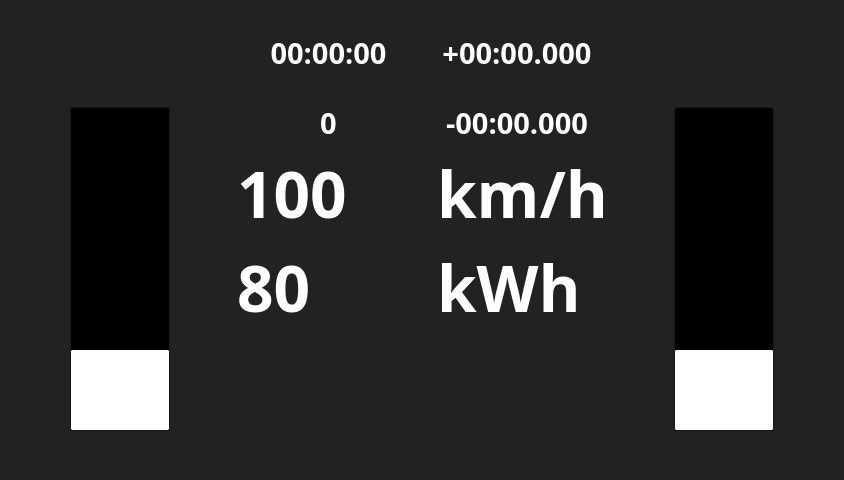
This is src/mainwindow.ui in FSLART/volante_alpha_qt as Qt 5 draws it before an edit. The edited form follows.
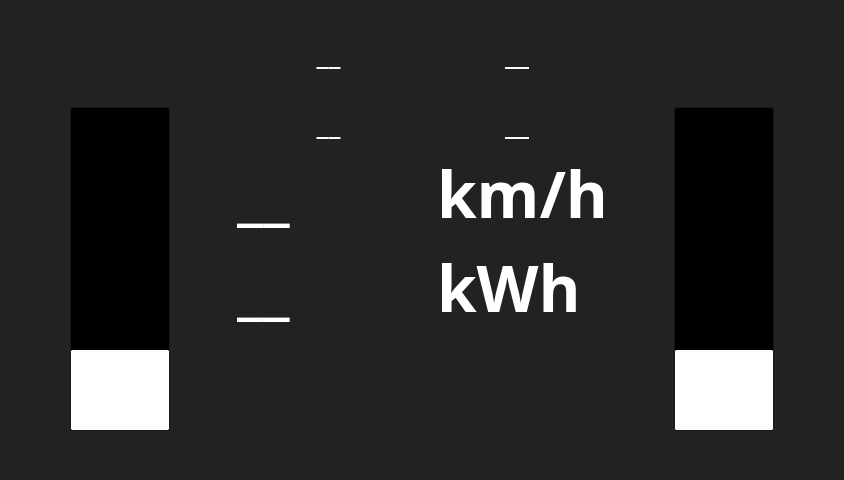
This is the edited form. Icons and pictures are not drawn. Custom widgets are drawn as their Qt base class.

Patch:
```diff
--- a/src/mainwindow.ui
+++ b/src/mainwindow.ui
@@ -445,7 +445,7 @@
              </font>
             </property>
             <property name="text">
-             <string>+00:00.000</string>
+             <string>__</string>
             </property>
             <property name="alignment">
              <set>Qt::AlignmentFlag::AlignBottom|Qt::AlignmentFlag::AlignHCenter</set>
@@ -462,7 +462,7 @@
              </font>
             </property>
             <property name="text">
-             <string>00:00:00</string>
+             <string>__</string>
             </property>
             <property name="alignment">
              <set>Qt::AlignmentFlag::AlignBottom|Qt::AlignmentFlag::AlignHCenter</set>
@@ -479,7 +479,7 @@
              </font>
             </property>
             <property name="text">
-             <string>-00:00.000</string>
+             <string>__</string>
             </property>
             <property name="alignment">
              <set>Qt::AlignmentFlag::AlignBottom|Qt::AlignmentFlag::AlignHCenter</set>
@@ -496,7 +496,7 @@
              </font>
             </property>
             <property name="text">
-             <string>0</string>
+             <string>__</string>
             </property>
             <property name="alignment">
              <set>Qt::AlignmentFlag::AlignBottom|Qt::AlignmentFlag::AlignHCenter</set>
@@ -559,7 +559,7 @@
                  </font>
                 </property>
                 <property name="text">
-                 <string>80</string>
+                 <string>__</string>
                 </property>
                </widget>
               </item>
@@ -611,7 +611,7 @@
                  </font>
                 </property>
                 <property name="text">
-                 <string>100</string>
+                 <string>__</string>
                 </property>
                </widget>
               </item>
```
Left out of the diff: 15 changed lines with no effect on the pictures.
